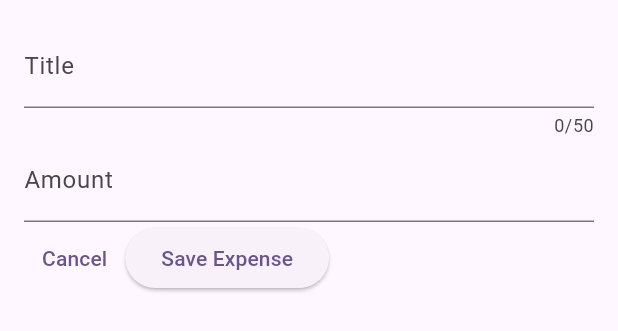
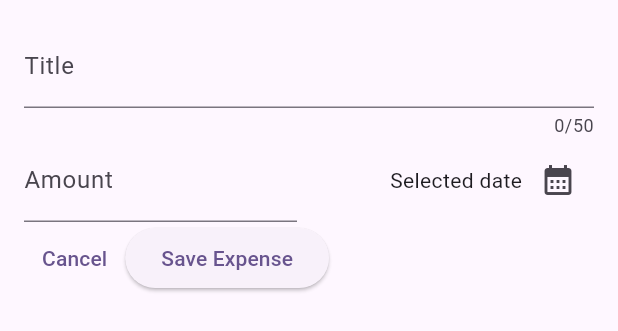
Before and after one commit to Anser47/Expense_Tracker, a Flutter app: the NewExpense widget shown alone on an empty page, opened directly, on a phone screen of 412 x 824 dp. Shown: the top 331 px of the screen. Run offline on Flutter 3.47's test engine with Material 3 defaults, Android fonts, the phone set to English and light mode, and no system bars.

Commit message:
date picker exicuted

```diff
--- a/lib/widget/new_expense.dart
+++ b/lib/widget/new_expense.dart
@@ -1,4 +1,5 @@
 import 'package:flutter/material.dart';
+import 'package:flutter/widgets.dart';
 
 class NewExpense extends StatefulWidget {
   const NewExpense({super.key});
@@ -10,6 +11,17 @@ class NewExpense extends StatefulWidget {
 class _NewExpenseState extends State<NewExpense> {
   final _texEditingController = TextEditingController();
   final _amountEditingController = TextEditingController();
+  void _presentDatePicker() {
+    final now = DateTime.now();
+    final firstDate = DateTime(now.year - 1, now.month, now.day);
+    // final
+    showDatePicker(
+        context: context,
+        firstDate: firstDate,
+        lastDate: now,
+        initialDate: now);
+  }
+
   @override
   void dispose() {
     // TODO: implement dispose
@@ -29,13 +41,35 @@ class _NewExpenseState extends State<NewExpense> {
             maxLength: 50,
             decoration: const InputDecoration(label: Text('Title')),
           ),
-          TextField(
+          Row(
+            children: [
+              Expanded(
+                child: TextField(
                   controller: _texEditingController,
                   decoration: const InputDecoration(
                     prefix: Text('\$ '),
                     label: Text('Amount'),
                   ),
                   keyboardType: TextInputType.number,
+                ),
+              ),
+              const SizedBox(
+                width: 16,
+              ),
+              Expanded(
+                  child: Row(
+                mainAxisAlignment: MainAxisAlignment.end,
+                crossAxisAlignment: CrossAxisAlignment.center,
+                children: [
+                  const Text('Selected date'),
+                  IconButton(
+                      onPressed: () {
+                        _presentDatePicker();
+                      },
+                      icon: const Icon(Icons.calendar_month))
+                ],
+              ))
+            ],
           ),
           Row(
             children: [
```
Also changed, not shown: pubspec.lock. Lines whose indentation alone changed are shown as unchanged.
